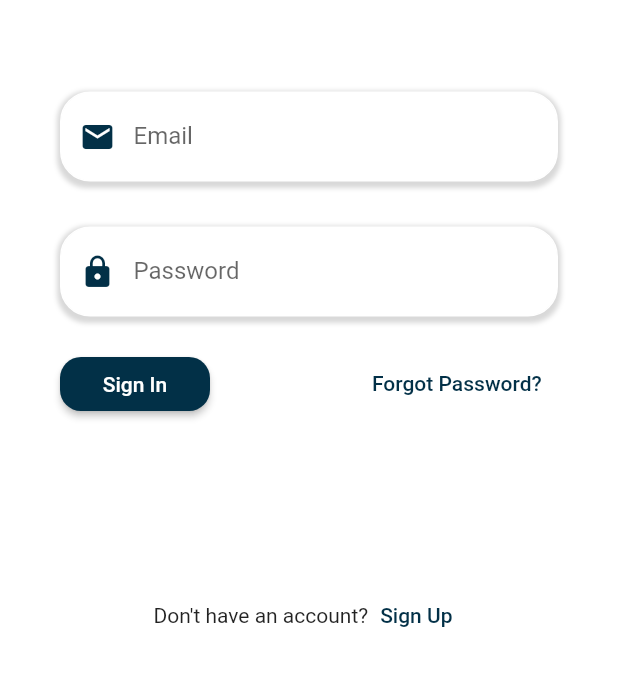
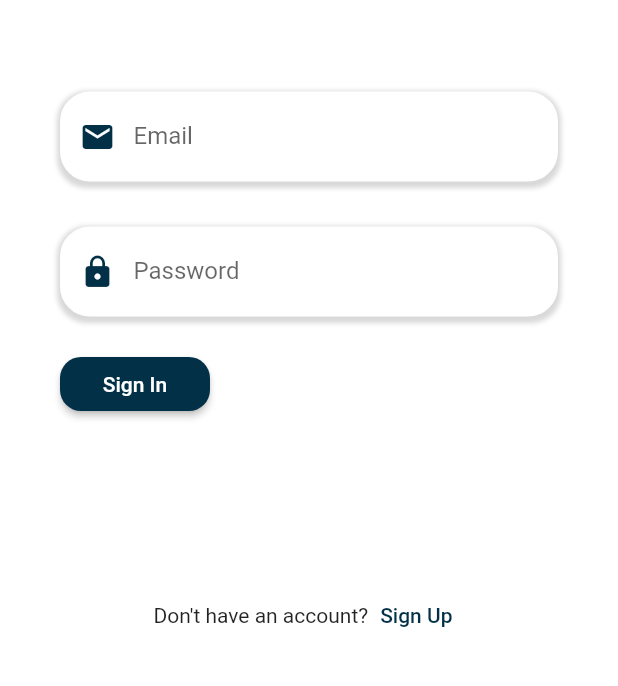
Before and after one commit to CSC4330/Borreaux, a Flutter app: the screen it shows after launch, on a phone screen of 412 x 824 dp, the part 285-971 px from its top. Run offline on Flutter 3.47's test engine with Material 2 defaults, Android fonts, the phone set to English and light mode, and no system bars; our stand-ins replace auto_size_text, carousel_slider, confetti, flutter_rating_bar, font_awesome_flutter, google_fonts and 5 more; missing offline and left inert: filter_list, flutter_barcode_scanner, image_picker_for_web; Roboto replaces fonts that are missing (OpenSans).

Commit message:
removed forgot password button since it was giving overflow errors

```diff
--- a/borreauxapp/lib/screens/login_page.dart
+++ b/borreauxapp/lib/screens/login_page.dart
@@ -214,17 +214,9 @@ class _LoginPageState extends State<LoginPage> {
                       buildPasswordTextbox(),
                       const SizedBox(height: 20.0),
                       Row(
-                        children: <Widget>[
-                          Container(
-                            height: 0.11,
-                          ),
+                        children: [
                           buildLoginButton(),
-                          Column(children: <Widget>[
-                            Container(
-                              height: 0.11,
-                            ),
-                            buildForgotPasswordBtn(),
-                          ])
+                          // buildForgotPasswordBtn(),
                         ],
                       ),
                       Row(
--- a/borreauxapp/lib/screens/order_history/order_history_widget.dart
+++ b/borreauxapp/lib/screens/order_history/order_history_widget.dart
@@ -26,6 +26,7 @@ class _OrderHistoryWidgetState extends State<OrderHistoryWidget> {
       key: scaffoldKey,
       backgroundColor: Colors.white,
       body: SafeArea(
+        // minimum: EdgeInsets.all(),
         child: Container(
           width: MediaQuery.of(context).size.width * 50,
           height: MediaQuery.of(context).size.height * 5,
@@ -320,7 +321,7 @@ class _OrderHistoryWidgetState extends State<OrderHistoryWidget> {
                                       mainAxisSize: MainAxisSize.max,
                                       children: [
                                         AutoSizeText(
-                                          'Rented Date: ',
+                                          'Rental Date: ',
                                           textAlign: TextAlign.start,
                                           style: FlutterFlowTheme.bodyText1
                                               .override(
```
